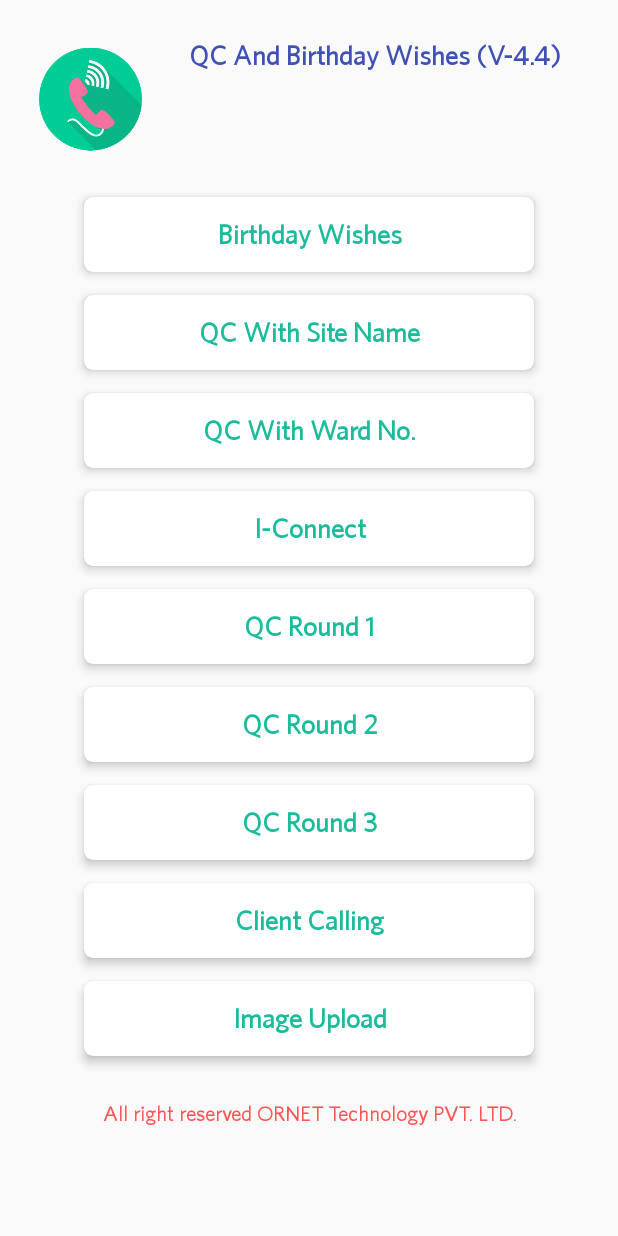
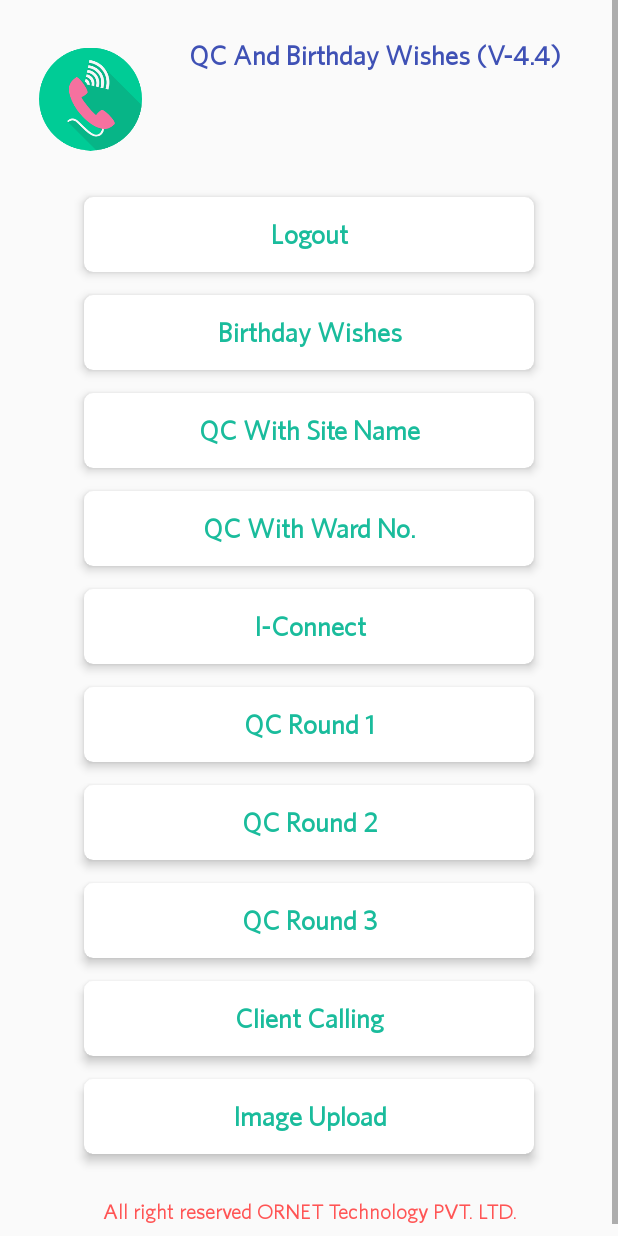
Before and after one commit to Bhushan-CPatil/NMMCBirthdayWishes, an Android app: the layout activity_splash.xml on its own in the app's theme, with its tools: preview values and no code run, on a phone screen of 412 x 824 dp. Run offline under Robolectric (Android 15) with nearby library versions, the phone set to English and light mode, and no system bars.

Commit message:
commit 11

```diff
--- a/app/src/main/java/com/ornettech/qcandbirthdaywishes/activity/SplashActivity.java
+++ b/app/src/main/java/com/ornettech/qcandbirthdaywishes/activity/SplashActivity.java
@@ -48,7 +48,7 @@ public class SplashActivity extends AppCompatActivity {
     ProgressDialog mProgressDialog;
     InitializeDbTask initializeDbTask;
     private boolean doubleBackToExitPressedOnce = false;
-    TextView birthdaytxt,qctxt,mqctxt,loogedinuser,imageupload,iconnect,clientcall;
+    TextView logout,birthdaytxt,qctxt,mqctxt,loogedinuser,imageupload,iconnect,clientcall;
     TextView round1,round2,round3;
     public LinearLayout activity_splash;
     public List<ElectionListItem> electionlist = new ArrayList<>();
@@ -70,6 +70,7 @@ public class SplashActivity extends AppCompatActivity {
             actionBar.hide();
         }
 
+        logout = findViewById(R.id.logout);
         birthdaytxt = findViewById(R.id.birthdaytxt);
         loogedinuser = findViewById(R.id.loogedinuser);
         qctxt = findViewById(R.id.qctxt);
@@ -82,6 +83,16 @@ public class SplashActivity extends AppCompatActivity {
         clientcall = findViewById(R.id.clientcall);
 
         loogedinuser.setText("Welcome "+SharedPrefManager.getInstance(SplashActivity.this).name()+".");
+
+        logout.setOnClickListener(new View.OnClickListener() {
+            @Override
+            public void onClick(View view) {
+                SharedPrefManager.getInstance(SplashActivity.this).clear();
+                Intent intent = new Intent(SplashActivity.this, LoginAcivity.class);
+                intent.setFlags(Intent.FLAG_ACTIVITY_NEW_TASK | Intent.FLAG_ACTIVITY_CLEAR_TASK);
+                startActivity(intent);
+            }
+        });
 
         birthdaytxt.setOnClickListener(new View.OnClickListener() {
             @Override
--- a/app/src/main/res/layout/activity_splash.xml
+++ b/app/src/main/res/layout/activity_splash.xml
@@ -58,6 +58,29 @@
 
         </LinearLayout>
 
+
+        <androidx.cardview.widget.CardView
+            android:layout_width="300dp"
+            android:layout_height="50dp"
+            android:orientation="vertical"
+            android:layout_marginTop="15dp"
+            android:layout_gravity="center"
+            android:gravity="center"
+            app:cardCornerRadius="@dimen/_6dp"
+            app:cardElevation="@dimen/_4dp"
+            >
+            <TextView
+                android:layout_width="match_parent"
+                android:layout_height="match_parent"
+                android:layout_gravity="center"
+                android:gravity="center"
+                android:id="@+id/logout"
+                android:textColor="@color/colorPrimary"
+                android:textStyle="bold"
+                android:text="@string/logout"
+                android:textAppearance="@style/TextAppearance.AppCompat.Medium"
+                />
+        </androidx.cardview.widget.CardView>
 
         <androidx.cardview.widget.CardView
             android:layout_width="300dp"
--- a/app/src/main/res/values/strings.xml
+++ b/app/src/main/res/values/strings.xml
@@ -22,4 +22,5 @@
     <string name="round2">QC Round 2</string>
     <string name="round3">QC Round 3</string>
     <string name="clientcall">Client Calling</string>
+    <string name="logout">Logout</string>
 </resources>
```
